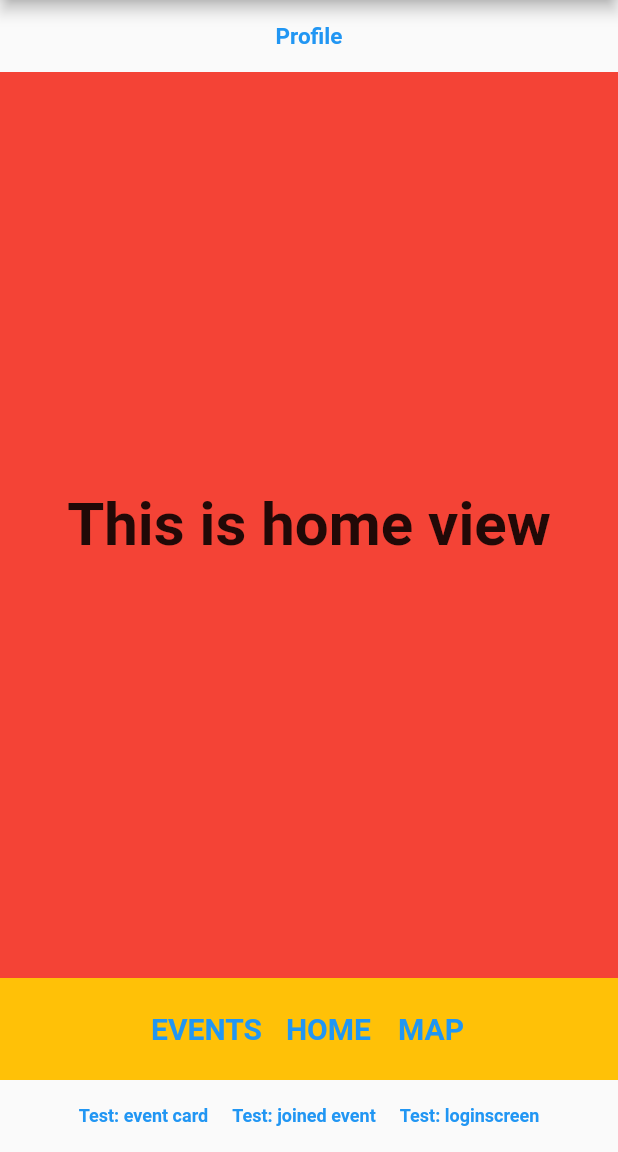
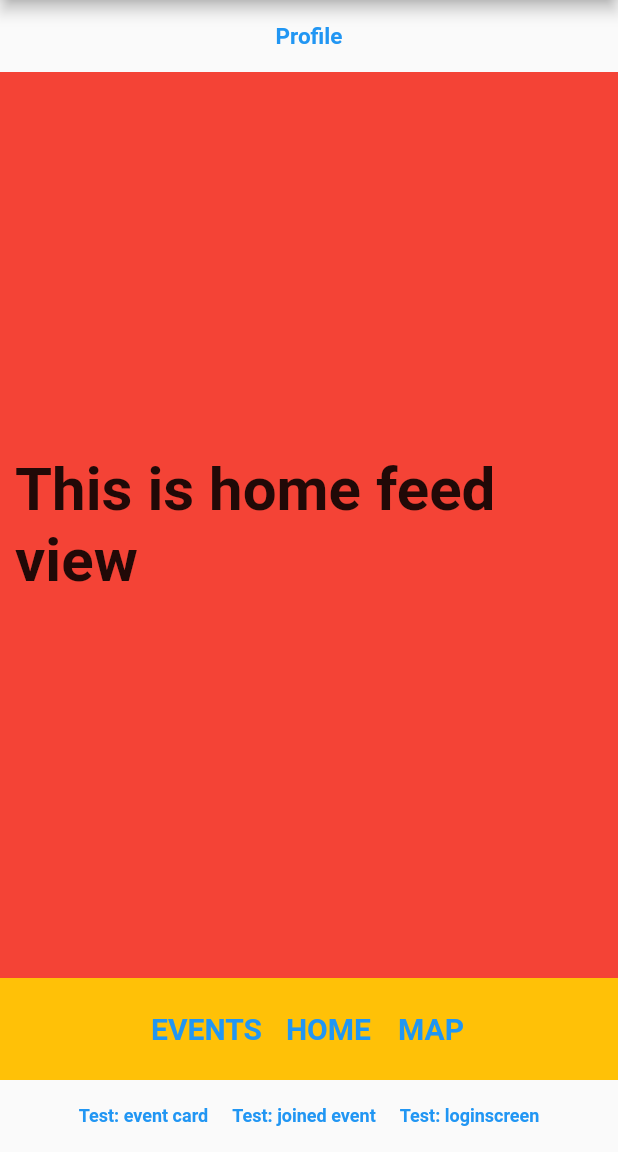
Before and after one commit to FontysFrontend2/eventify_frontend, a Flutter app: the screen it shows after launch, on a phone screen of 412 x 824 dp, the part 84-1236 px from its top. Run offline on Flutter 3.47's test engine with Material 2 defaults, Android fonts, the phone set to English and light mode, and no system bars; our stand-ins replace google_maps_flutter.

Commit message:
name changes

```diff
--- a/lib/feed/home_view.dart
+++ b/lib/feed/homefeed_view.dart
@@ -1,7 +1,7 @@
 import 'package:flutter/material.dart';
 
-class HomeView extends StatelessWidget {
-  const HomeView({Key? key}) : super(key: key);
+class HomeFeedView extends StatelessWidget {
+  const HomeFeedView({Key? key}) : super(key: key);
 
   @override
   Widget build(BuildContext context) {
@@ -13,7 +13,7 @@ class HomeView extends StatelessWidget {
         child: const Align(
             alignment: Alignment.center,
             child: Text(
-              'This is home view',
+              'This is home feed view',
               style: TextStyle(fontSize: 40, fontWeight: FontWeight.bold),
             )));
   }
--- a/lib/main.dart
+++ b/lib/main.dart
@@ -1,5 +1,5 @@
 import 'package:eventify_frontend/event/events_view.dart';
-import 'package:eventify_frontend/feed/home_view.dart';
+import 'package:eventify_frontend/feed/homefeed_view.dart';
 import 'package:eventify_frontend/chat/chat_view.dart';
 import 'package:eventify_frontend/login/login_view.dart';
 import 'package:eventify_frontend/login/registeration_view.dart';
@@ -68,7 +68,7 @@ class MyAppState extends State<MyApp> {
                                     fontWeight: FontWeight.bold,
                                   )),
                             ),
-                            const Expanded(flex: 2, child: HomeView())
+                            const Expanded(flex: 2, child: HomeFeedView())
                           ])))
                       : _state == 1
                           ? (const Expanded(flex: 2, child: EventsView()))
```
